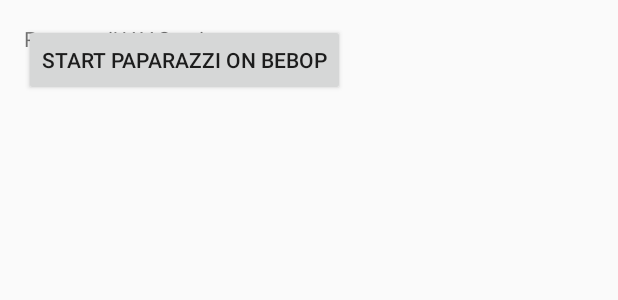
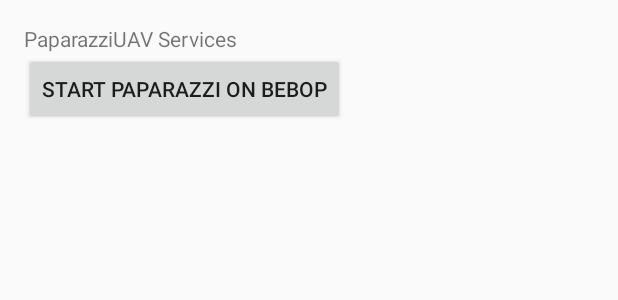
Before and after one commit to tudelft/PPRZServices, an Android app: the layout activity_main.xml on its own in the app's theme, with its tools: preview values and no code run, on a phone screen of 412 x 824 dp. Shown: the top 300 px of the screen. Run offline under Robolectric (Android 15) with nearby library versions, the phone set to English and light mode, and no system bars.

Commit message:
Start bebop button works

```diff
--- a/PPRZServices/app/build.gradle
+++ b/PPRZServices/app/build.gradle
@@ -8,8 +8,8 @@ android {
         applicationId "com.pprzservices"
         minSdkVersion 18
         targetSdkVersion 22
-        versionCode 3
-        versionName "1.2"
+        versionCode 4
+        versionName "1.3"
     }
     buildTypes {
         release {
--- a/PPRZServices/app/src/main/res/layout/activity_main.xml
+++ b/PPRZServices/app/src/main/res/layout/activity_main.xml
@@ -6,13 +6,16 @@
     android:paddingBottom="@dimen/activity_vertical_margin" tools:context=".MainActivity">
 
     <TextView android:text="@string/message_string" android:layout_width="wrap_content"
-        android:layout_height="wrap_content" />
+        android:layout_height="wrap_content"
+        android:id="@+id/textView" />
 
     <Button
         android:layout_width="wrap_content"
         android:layout_height="wrap_content"
         android:text="@string/button_bebop_start"
         android:id="@+id/bebopStartButton"
-        android:onClick="bebopStart" />
+        android:onClick="bebopStart"
+        android:layout_below="@+id/textView"
+        android:layout_alignParentStart="true" />
 
 </RelativeLayout>
```
Also changed, not shown: PPRZServices/app/src/main/java/com/pprzservices/MainActivity.java (+31 -25 lines).
